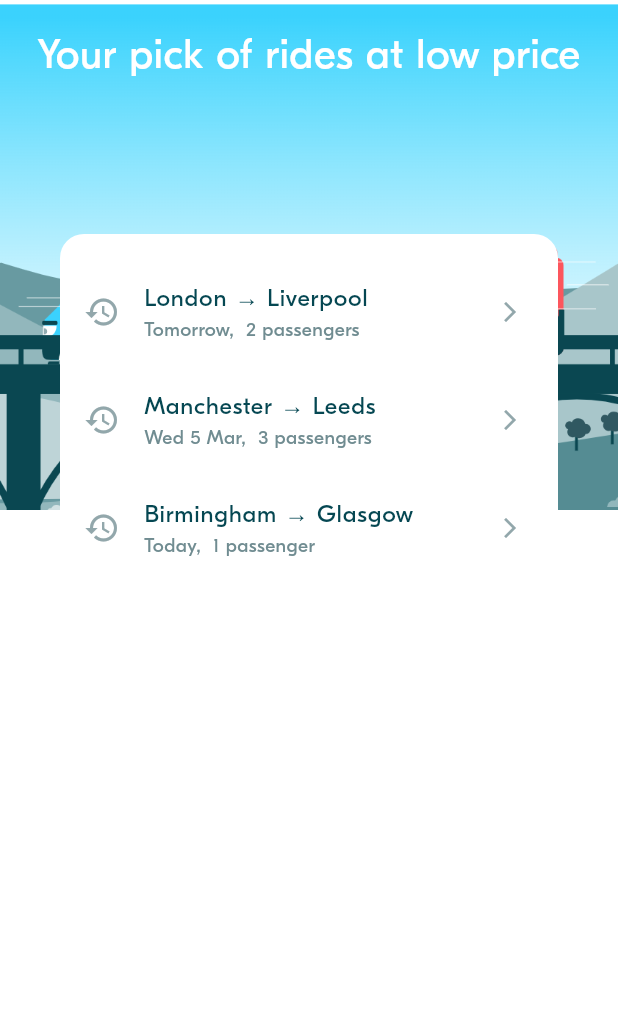
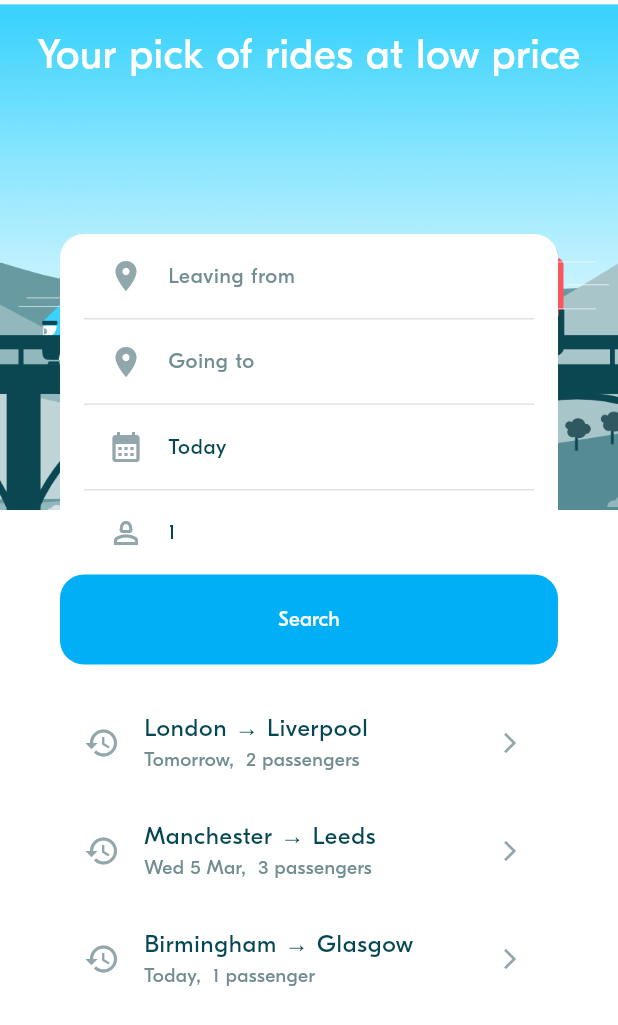
Before and after one commit to SocheatKhoeun/Blablacar, a Flutter app: the screen it shows after launch, on a phone screen of 412 x 824 dp. Shown: the top 1025 px of the screen. Run offline on Flutter 3.47's test engine with Material 3 defaults, Android fonts, the phone set to English and light mode, and no system bars; project files that could hold a hidden picture were left out.

Commit message:
BLA-004 – Implement Ride Preferences Form

```diff
--- a/lib/model/ride/locations.dart
+++ b/lib/model/ride/locations.dart
@@ -19,6 +19,8 @@ class Location {
   final Country country;
 
   const Location({required this.name, required this.country});
+
+  Location.copy(Location other): name = other.name, country = other.country;
 
   @override
   bool operator ==(Object other) {
--- a/lib/screens/ride_pref/widgets/ride_pref_form.dart
+++ b/lib/screens/ride_pref/widgets/ride_pref_form.dart
@@ -1,7 +1,13 @@
 import 'package:flutter/material.dart';
 
-import '../../../model/ride/locations.dart';
-import '../../../model/ride_pref/ride_pref.dart';
+import '/model/ride/locations.dart';
+import '/model/ride_pref/ride_pref.dart';
+import '/theme/theme.dart';
+import '/utils/date_time_util.dart';
+import '/widgets/actions/bla_button.dart';
+import '/widgets/display/bla_divider.dart';
+import '/widgets/inputs/bla_location_picker.dart';
+import 'ride_pref_input_tile.dart';
 
 ///
 /// A Ride Preference From is a view to select:
@@ -38,16 +44,79 @@ class _RidePrefFormState extends State<RidePrefForm> {
   void initState() {
     super.initState();
     // TODO
+    if (widget.initRidePref != null) {
+      departure = widget.initRidePref!.departure;
+      arrival = widget.initRidePref!.arrival;
+      departureDate = widget.initRidePref!.departureDate;
+      requestedSeats = widget.initRidePref!.requestedSeats;
+    } else {
+      // If no given preferences, we select default ones :
+      departure = null; // User shall select the departure
+      departureDate = DateTime.now(); // Now  by default
+      arrival = null; // User shall select the arrival
+      requestedSeats = 1; // 1 seat book by default
+    }
   }
 
   // ----------------------------------
   // Handle events
   // ----------------------------------
+ void onDeparturePressed() async {
+    // 1- Select a location
+    Location? selectedLocation =
+        await Navigator.of(context).push<Location>(MaterialPageRoute(
+            builder: (ctx) => BlaLocationPicker( )));
 
+    // 2- Update the from if needed
+    if (selectedLocation != null) {
+      setState(() {
+        departure = selectedLocation;
+      });
+    }
+  }
+
+  void onArrivalPressed() async {
+    // 1- Select a location
+    Location? selectedLocation =
+        await Navigator.of(context).push<Location>(MaterialPageRoute(
+            builder: (ctx) => BlaLocationPicker(  )));
+
+    // 2- Update the from if needed
+    if (selectedLocation != null) {
+      setState(() {
+        arrival = selectedLocation;
+      });
+    }
+  }
+
+  void onSubmit() {}
+
+  void onSwappingLocationPressed() {
+    setState(() {
+      // We switch only if both departure and arrivate are defined
+      if (departure != null && arrival != null) {
+        Location temp = departure!;
+        departure = Location.copy(arrival!);
+        arrival = Location.copy(temp);
+      }
+    });
+  }
 
   // ----------------------------------
   // Compute the widgets rendering
   // ----------------------------------
+
+    String get departureLabel =>
+      departure != null ? departure!.name : "Leaving from";
+  String get arrivalLabel => arrival != null ? arrival!.name : "Going to";
+
+  bool get showDeparturePLaceHolder => departure == null;
+  bool get showArrivalPLaceHolder => arrival == null;
+
+  String get dateLabel => DateTimeUtils.formatDateTime(departureDate);
+  String get numberLabel => requestedSeats.toString();
+
+  bool get switchVisible => arrival != null && departure != null;
 
 
   // ----------------------------------
@@ -58,8 +127,49 @@ class _RidePrefFormState extends State<RidePrefForm> {
     return Column(
         mainAxisAlignment: MainAxisAlignment.start,
         crossAxisAlignment: CrossAxisAlignment.stretch,
-        children: [
+          children: [
+          Padding(
+            padding: const EdgeInsets.symmetric(horizontal: BlaSpacings.m),
+            child: Column(
+              children: [
+                // 1 - Input the ride departure
+                RidePrefInputTile(
+                  isPlaceHolder: showDeparturePLaceHolder,
+                  title: departureLabel,
+                  leftIcon: Icons.location_on,
+                  onPressed: onDeparturePressed,
+                  rightIcon: switchVisible ? Icons.swap_vert : null,
+                  onRightIconPressed:
+                      switchVisible ? onSwappingLocationPressed : null,
+                ),
+                const BlaDivider(),
 
+                // 2 - Input the ride arrival
+                RidePrefInputTile(
+                    isPlaceHolder: showArrivalPLaceHolder,
+                    title: arrivalLabel,
+                    leftIcon: Icons.location_on,
+                    onPressed: onArrivalPressed),
+                const BlaDivider(),
+
+                // 3 - Input the ride date
+                RidePrefInputTile(
+                    title: dateLabel,
+                    leftIcon: Icons.calendar_month,
+                    onPressed: () => {}),
+                const BlaDivider(),
+
+                // 4 - Input the requested number of seats
+                RidePrefInputTile(
+                    title: numberLabel,
+                    leftIcon: Icons.person_2_outlined,
+                    onPressed: () => {})
+              ],
+            ),
+          ),
+
+          // 5 - Launch a search
+          BlaButton(text: 'Search', onPressed: onSubmit),
         ]);
   }
 }
--- /dev/null
+++ b/lib/screens/ride_pref/widgets/ride_pref_input_tile.dart
@@ -0,0 +1,49 @@
+import 'package:flutter/material.dart';
+import '/widgets/actions/bla_icon_button.dart';
+
+import '../../../theme/theme.dart';
+
+///
+/// This tile represents a selectable tile on the Ride Preference screen
+///
+class RidePrefInputTile extends StatelessWidget {
+  final String title;
+  final VoidCallback onPressed;
+  final IconData leftIcon;
+
+  // If true the text is displayed ligher
+  final bool isPlaceHolder;
+
+  // A right button can be optionally provided
+  final IconData? rightIcon;
+  final VoidCallback? onRightIconPressed;
+
+  const RidePrefInputTile(
+      {super.key,
+      required this.title,
+      required this.onPressed,
+      required this.leftIcon,
+      this.rightIcon, //   optional
+      this.onRightIconPressed, //   optional
+      this.isPlaceHolder = false});
+
+  @override
+  Widget build(BuildContext context) {
+    Color textColor =
+        isPlaceHolder ? BlaColors.textLight : BlaColors.textNormal;
+
+    return ListTile(
+      onTap: onPressed,
+      title: Text(title,
+          style: BlaTextStyles.button.copyWith(fontSize: 14, color: textColor)),
+      leading: Icon(
+        leftIcon,
+        size: BlaSize.icon,
+        color: BlaColors.iconLight,
+      ),
+      trailing: rightIcon != null
+          ? BlaIconButton(icon: rightIcon, onPressed: onRightIconPressed)
+          : null,
+    );
+  }
+}
--- a/lib/theme/theme.dart
+++ b/lib/theme/theme.dart
@@ -42,6 +42,10 @@ class BlaColors {
   }
 }
 
+class BlaSize {
+  static const double icon = 24;
+}
+
 ///
 /// Definition of App text styles.
 ///
```
Also changed, not shown: lib/widgets/actions/bla_icon_button.dart (added, +28 -0 lines), lib/widgets/inputs/bla_location_picker.dart (added, +15 -0 lines).
